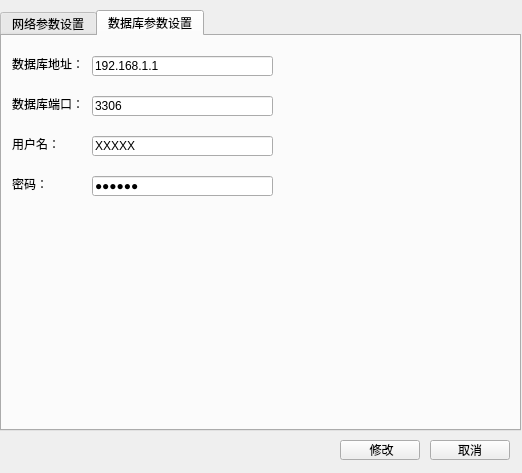
Qt form UI-Demo/Demo/cconfigform.ui (xiechongzhu/RadiationSystem) before a commit.
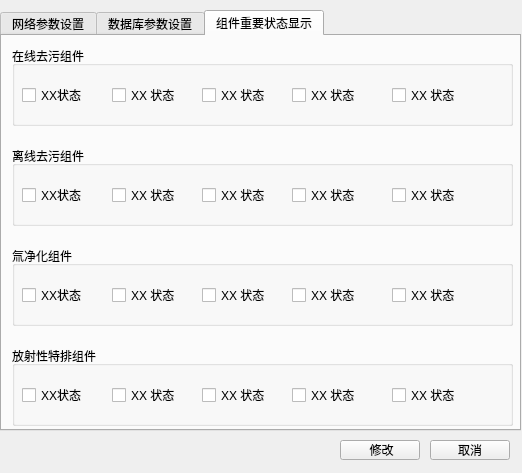
The same form after that commit.

```diff
--- a/UI-Demo/Demo/cconfigform.ui
+++ b/UI-Demo/Demo/cconfigform.ui
@@ -23,7 +23,7 @@
     </rect>
    </property>
    <property name="currentIndex">
-    <number>1</number>
+    <number>2</number>
    </property>
    <widget class="QWidget" name="tab">
     <attribute name="title">
@@ -480,6 +480,323 @@
      </property>
     </widget>
    </widget>
+   <widget class="QWidget" name="tab_3">
+    <attribute name="title">
+     <string>组件重要状态显示</string>
+    </attribute>
+    <widget class="QGroupBox" name="groupBox">
+     <property name="geometry">
+      <rect>
+       <x>10</x>
+       <y>10</y>
+       <width>501</width>
+       <height>80</height>
+      </rect>
+     </property>
+     <property name="title">
+      <string>在线去污组件</string>
+     </property>
+     <widget class="QCheckBox" name="checkBox">
+      <property name="geometry">
+       <rect>
+        <x>10</x>
+        <y>40</y>
+        <width>73</width>
+        <height>18</height>
+       </rect>
+      </property>
+      <property name="text">
+       <string>XX状态</string>
+      </property>
+     </widget>
+     <widget class="QCheckBox" name="checkBox_2">
+      <property name="geometry">
+       <rect>
+        <x>100</x>
+        <y>40</y>
+        <width>73</width>
+        <height>18</height>
+       </rect>
+      </property>
+      <property name="text">
+       <string>XX 状态</string>
+      </property>
+     </widget>
+     <widget class="QCheckBox" name="checkBox_3">
+      <property name="geometry">
+       <rect>
+        <x>190</x>
+        <y>40</y>
+        <width>73</width>
+        <height>18</height>
+       </rect>
+      </property>
+      <property name="text">
+       <string>XX 状态</string>
+      </property>
+     </widget>
+     <widget class="QCheckBox" name="checkBox_4">
+      <property name="geometry">
+       <rect>
+        <x>280</x>
+        <y>40</y>
+        <width>73</width>
+        <height>18</height>
+       </rect>
+      </property>
+      <property name="text">
+       <string>XX 状态</string>
+      </property>
+     </widget>
+     <widget class="QCheckBox" name="checkBox_5">
+      <property name="geometry">
+       <rect>
+        <x>380</x>
+        <y>40</y>
+        <width>73</width>
+        <height>18</height>
+       </rect>
+      </property>
+      <property name="text">
+       <string>XX 状态</string>
+      </property>
+     </widget>
+    </widget>
+    <widget class="QGroupBox" name="groupBox_2">
+     <property name="geometry">
+      <rect>
+       <x>10</x>
+       <y>110</y>
+       <width>501</width>
+       <height>80</height>
+      </rect>
+     </property>
+     <property name="title">
+      <string>离线去污组件</string>
+     </property>
+     <widget class="QCheckBox" name="checkBox_6">
+      <property name="geometry">
+       <rect>
+        <x>10</x>
+        <y>40</y>
+        <width>73</width>
+        <height>18</height>
+       </rect>
+      </property>
+      <property name="text">
+       <string>XX状态</string>
+      </property>
+     </widget>
+     <widget class="QCheckBox" name="checkBox_7">
+      <property name="geometry">
+       <rect>
+        <x>100</x>
+        <y>40</y>
+        <width>73</width>
+        <height>18</height>
+       </rect>
+      </property>
+      <property name="text">
+       <string>XX 状态</string>
+      </property>
+     </widget>
+     <widget class="QCheckBox" name="checkBox_8">
+      <property name="geometry">
+       <rect>
+        <x>190</x>
+        <y>40</y>
+        <width>73</width>
+        <height>18</height>
+       </rect>
+      </property>
+      <property name="text">
+       <string>XX 状态</string>
+      </property>
+     </widget>
+     <widget class="QCheckBox" name="checkBox_9">
+      <property name="geometry">
+       <rect>
+        <x>280</x>
+        <y>40</y>
+        <width>73</width>
+        <height>18</height>
+       </rect>
+      </property>
+      <property name="text">
+       <string>XX 状态</string>
+      </property>
+     </widget>
+     <widget class="QCheckBox" name="checkBox_10">
+      <property name="geometry">
+       <rect>
+        <x>380</x>
+        <y>40</y>
+        <width>73</width>
+        <height>18</height>
+       </rect>
+      </property>
+      <property name="text">
+       <string>XX 状态</string>
+      </property>
+     </widget>
+    </widget>
+    <widget class="QGroupBox" name="groupBox_3">
+     <property name="geometry">
+      <rect>
+       <x>10</x>
+       <y>210</y>
+       <width>501</width>
+       <height>80</height>
+      </rect>
+     </property>
+     <property name="title">
+      <string>氚净化组件</string>
+     </property>
+     <widget class="QCheckBox" name="checkBox_11">
+      <property name="geometry">
+       <rect>
+        <x>10</x>
+        <y>40</y>
+        <width>73</width>
+        <height>18</height>
+       </rect>
+      </property>
+      <property name="text">
+       <string>XX状态</string>
+      </property>
+     </widget>
+     <widget class="QCheckBox" name="checkBox_12">
+      <property name="geometry">
+       <rect>
+        <x>100</x>
+        <y>40</y>
+        <width>73</width>
+        <height>18</height>
+       </rect>
+      </property>
+      <property name="text">
+       <string>XX 状态</string>
+      </property>
+     </widget>
+     <widget class="QCheckBox" name="checkBox_13">
+      <property name="geometry">
+       <rect>
+        <x>190</x>
+        <y>40</y>
+        <width>73</width>
+        <height>18</height>
+       </rect>
+      </property>
+      <property name="text">
+       <string>XX 状态</string>
+      </property>
+     </widget>
+     <widget class="QCheckBox" name="checkBox_14">
+      <property name="geometry">
+       <rect>
+        <x>280</x>
+        <y>40</y>
+        <width>73</width>
+        <height>18</height>
+       </rect>
+      </property>
+      <property name="text">
+       <string>XX 状态</string>
+      </property>
+     </widget>
+     <widget class="QCheckBox" name="checkBox_15">
+      <property name="geometry">
+       <rect>
+        <x>380</x>
+        <y>40</y>
+        <width>73</width>
+        <height>18</height>
+       </rect>
+      </property>
+      <property name="text">
+       <string>XX 状态</string>
+      </property>
+     </widget>
+    </widget>
+    <widget class="QGroupBox" name="groupBox_5">
+     <property name="geometry">
+      <rect>
+       <x>10</x>
+       <y>310</y>
+       <width>501</width>
+       <height>80</height>
+      </rect>
+     </property>
+     <property name="title">
+      <string>放射性特排组件</string>
+     </property>
+     <widget class="QCheckBox" name="checkBox_21">
+      <property name="geometry">
+       <rect>
+        <x>10</x>
+        <y>40</y>
+        <width>73</width>
+        <height>18</height>
+       </rect>
+      </property>
+      <property name="text">
+       <string>XX状态</string>
+      </property>
+     </widget>
+     <widget class="QCheckBox" name="checkBox_22">
+      <property name="geometry">
+       <rect>
+        <x>100</x>
+        <y>40</y>
+        <width>73</width>
+        <height>18</height>
+       </rect>
+      </property>
+      <property name="text">
+       <string>XX 状态</string>
+      </property>
+     </widget>
+     <widget class="QCheckBox" name="checkBox_23">
+      <property name="geometry">
+       <rect>
+        <x>190</x>
+        <y>40</y>
+        <width>73</width>
+        <height>18</height>
+       </rect>
+      </property>
+      <property name="text">
+       <string>XX 状态</string>
+      </property>
+     </widget>
+     <widget class="QCheckBox" name="checkBox_24">
+      <property name="geometry">
+       <rect>
+        <x>280</x>
+        <y>40</y>
+        <width>73</width>
+        <height>18</height>
+       </rect>
+      </property>
+      <property name="text">
+       <string>XX 状态</string>
+      </property>
+     </widget>
+     <widget class="QCheckBox" name="checkBox_25">
+      <property name="geometry">
+       <rect>
+        <x>380</x>
+        <y>40</y>
+        <width>73</width>
+        <height>18</height>
+       </rect>
+      </property>
+      <property name="text">
+       <string>XX 状态</string>
+      </property>
+     </widget>
+    </widget>
+   </widget>
   </widget>
   <widget class="QPushButton" name="pushButton">
    <property name="geometry">
```
